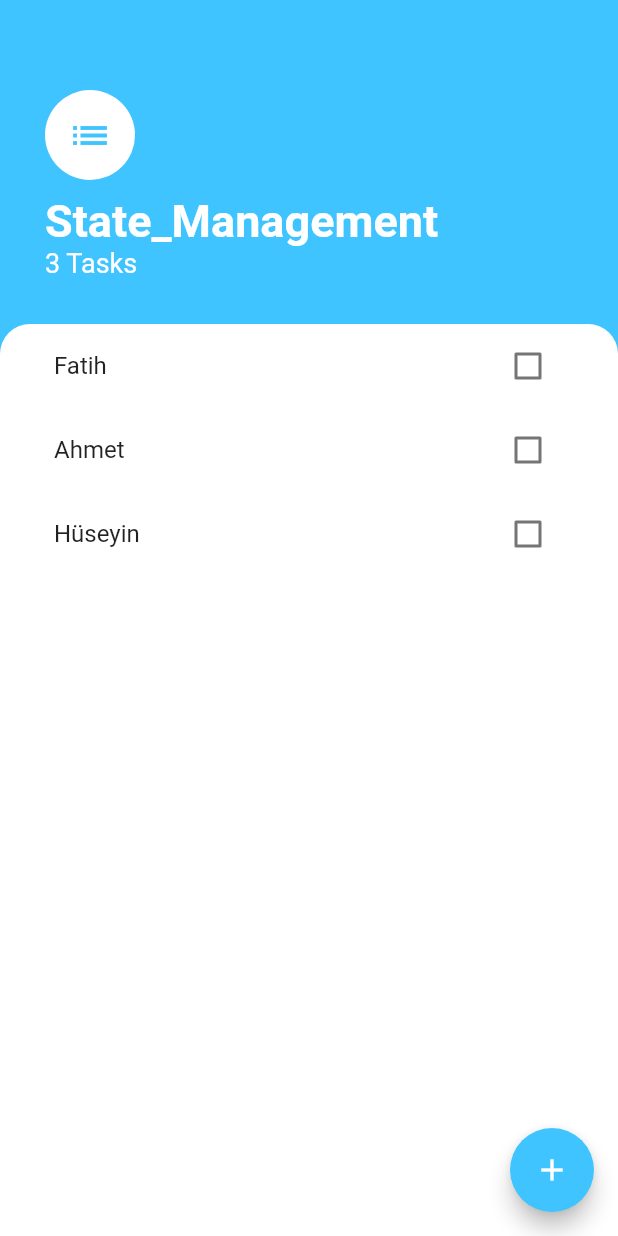
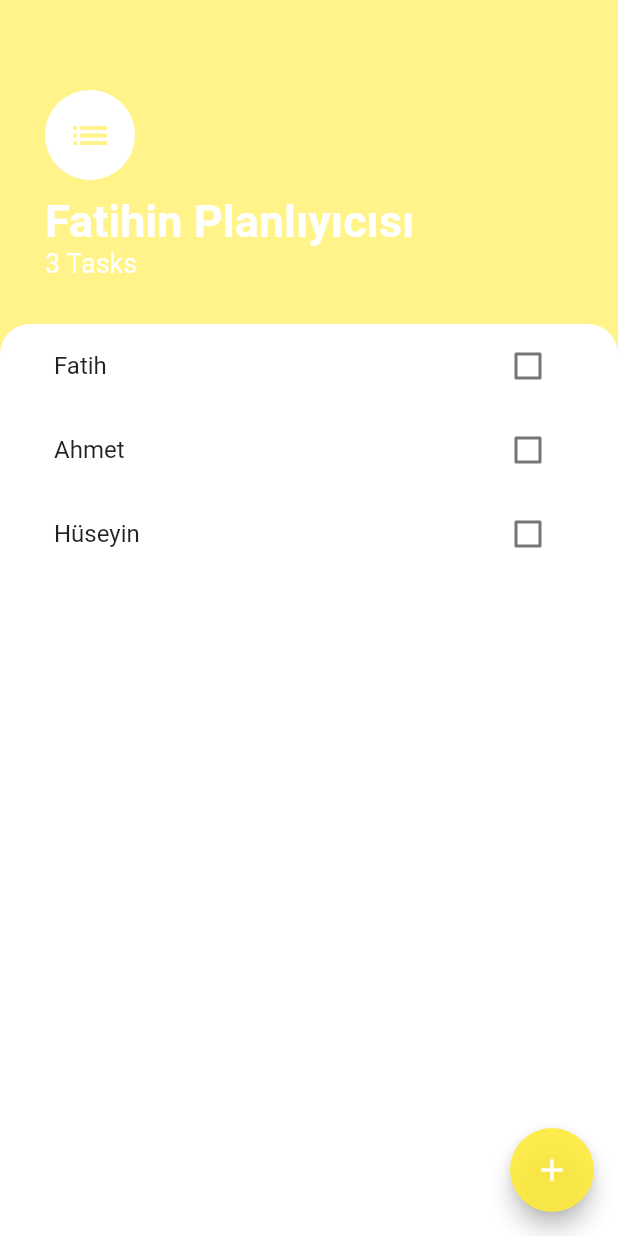
Before and after one commit to mfatihkocabas/state_manage, a Flutter app: the screen it shows after launch, on a phone screen of 412 x 824 dp. Run offline on Flutter 3.47's test engine with Material 2 defaults, Android fonts, the phone set to English and light mode, and no system bars.

Commit message:
fifth commit

```diff
--- a/lib/main.dart
+++ b/lib/main.dart
@@ -14,6 +14,7 @@ class MyApp extends StatelessWidget {
     return ChangeNotifierProvider(
       create: (BuildContext context) => TaskData(),
       child: MaterialApp(
+        debugShowCheckedModeBanner: false,
         home: TasksScreen(),
       ),
     );
--- a/lib/screens/TaskScreen.dart
+++ b/lib/screens/TaskScreen.dart
@@ -8,9 +8,9 @@ class TasksScreen extends StatelessWidget {
   @override
   Widget build(BuildContext context) {
     return Scaffold(
-      backgroundColor: Colors.lightBlueAccent,
+      backgroundColor: Colors.yellow.withOpacity(0.6),
       floatingActionButton: FloatingActionButton(
-          backgroundColor: Colors.lightBlueAccent,
+          backgroundColor: Colors.yellow.withOpacity(0.9),
           child: Icon(Icons.add),
           onPressed: () {
             showModalBottomSheet(
@@ -38,7 +38,7 @@ class TasksScreen extends StatelessWidget {
                   child: Icon(
                     Icons.list,
                     size: 30.0,
-                    color: Colors.lightBlueAccent,
+                    color:Colors.yellow.withOpacity(0.6),
                   ),
                   backgroundColor: Colors.white,
                   radius: 30.0,
@@ -47,7 +47,7 @@ class TasksScreen extends StatelessWidget {
                   height: 10.0,
                 ),
                 Text(
-                  'State_Management',
+                  'Fatihin Planlıyıcısı',
                   style: TextStyle(
                     color: Colors.white,
                     fontSize: 30.0,
--- a/lib/screens/add_task_screen.dart
+++ b/lib/screens/add_task_screen.dart
@@ -27,7 +27,7 @@ class AddTaskScreen extends StatelessWidget {
               textAlign: TextAlign.center,
               style: TextStyle(
                 fontSize: 30.0,
-                color: Colors.lightBlueAccent,
+                color: Colors.yellow.withOpacity(0.6),
               ),
             ),
             TextField(
@@ -44,7 +44,7 @@ class AddTaskScreen extends StatelessWidget {
                   color: Colors.white,
                 ),
               ),
-              color: Colors.lightBlueAccent,
+              color: Colors.yellow.withOpacity(0.6),
               onPressed: () {
                 Provider.of<TaskData>(context, listen: false).addTask(newTaskTitle);
                 Navigator.pop(context);
```
